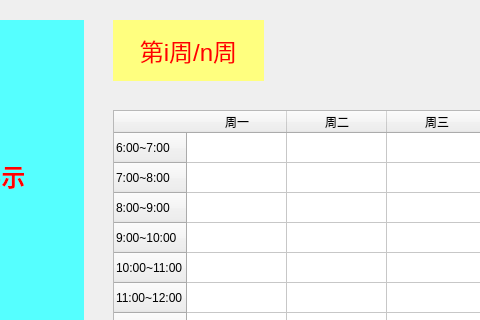
This is src/DataStructure_course_design.ui in tangdouer1005/DataStructure_course_design as Qt 5 draws it before an edit; both pictures show x 197 to 677 and y 0 to 320 of the 1107 by 637 pixel window. The edited form follows.
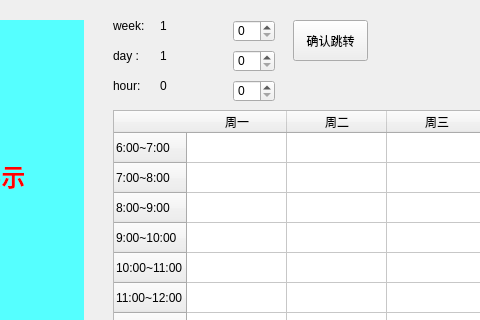
This is the edited form.

Commit message: 增加了时间模块, 并可以通过主界面修改时间

Patch:
```diff
--- a/src/DataStructure_course_design.ui
+++ b/src/DataStructure_course_design.ui
@@ -187,22 +187,6 @@
      </property>
     </item>
    </widget>
-   <widget class="QLabel" name="label_week">
-    <property name="geometry">
-     <rect>
-      <x>310</x>
-      <y>20</y>
-      <width>151</width>
-      <height>61</height>
-     </rect>
-    </property>
-    <property name="styleSheet">
-     <string notr="true">background-color: rgb(255, 255, 127);</string>
-    </property>
-    <property name="text">
-     <string>&lt;html&gt;&lt;head/&gt;&lt;body&gt;&lt;p align=&quot;center&quot;&gt;&lt;span style=&quot; font-size:18pt; color:#ff0000;&quot;&gt;第i周/n周&lt;/span&gt;&lt;/p&gt;&lt;/body&gt;&lt;/html&gt;</string>
-    </property>
-   </widget>
    <widget class="QPushButton" name="button_add">
     <property name="geometry">
      <rect>
@@ -229,6 +213,127 @@
      <string>查找</string>
     </property>
    </widget>
+   <widget class="QLabel" name="day_label">
+    <property name="geometry">
+     <rect>
+      <x>357</x>
+      <y>40</y>
+      <width>81</width>
+      <height>31</height>
+     </rect>
+    </property>
+    <property name="text">
+     <string>1</string>
+    </property>
+   </widget>
+   <widget class="QLabel" name="label_4">
+    <property name="geometry">
+     <rect>
+      <x>310</x>
+      <y>40</y>
+      <width>41</width>
+      <height>31</height>
+     </rect>
+    </property>
+    <property name="text">
+     <string>day :</string>
+    </property>
+   </widget>
+   <widget class="QLabel" name="week_label">
+    <property name="geometry">
+     <rect>
+      <x>357</x>
+      <y>10</y>
+      <width>81</width>
+      <height>31</height>
+     </rect>
+    </property>
+    <property name="text">
+     <string>1</string>
+    </property>
+   </widget>
+   <widget class="QLabel" name="label_5">
+    <property name="geometry">
+     <rect>
+      <x>310</x>
+      <y>10</y>
+      <width>41</width>
+      <height>31</height>
+     </rect>
+    </property>
+    <property name="text">
+     <string>week:</string>
+    </property>
+   </widget>
+   <widget class="QLabel" name="time_label">
+    <property name="geometry">
+     <rect>
+      <x>357</x>
+      <y>70</y>
+      <width>81</width>
+      <height>31</height>
+     </rect>
+    </property>
+    <property name="text">
+     <string>0</string>
+    </property>
+   </widget>
+   <widget class="QLabel" name="label_6">
+    <property name="geometry">
+     <rect>
+      <x>310</x>
+      <y>70</y>
+      <width>41</width>
+      <height>31</height>
+     </rect>
+    </property>
+    <property name="text">
+     <string>hour:</string>
+    </property>
+   </widget>
+   <widget class="QSpinBox" name="week_spinbox">
+    <property name="geometry">
+     <rect>
+      <x>430</x>
+      <y>20</y>
+      <width>42</width>
+      <height>22</height>
+     </rect>
+    </property>
+   </widget>
+   <widget class="QSpinBox" name="day_spinbox">
+    <property name="geometry">
+     <rect>
+      <x>430</x>
+      <y>50</y>
+      <width>42</width>
+      <height>22</height>
+     </rect>
+    </property>
+   </widget>
+   <widget class="QSpinBox" name="time_spinbox">
+    <property name="geometry">
+     <rect>
+      <x>430</x>
+      <y>80</y>
+      <width>42</width>
+      <height>22</height>
+     </rect>
+    </property>
+   </widget>
+   <widget class="QPushButton" name="button_edit_time">
+    <property name="geometry">
+     <rect>
+      <x>490</x>
+      <y>20</y>
+      <width>75</width>
+      <height>41</height>
+     </rect>
+    </property>
+    <property name="text">
+     <string>确认跳转</string>
+    </property>
+   </widget>
    <zorder>label_personalinformation</zorder>
    <zorder>my_schedule_table</zorder>
    <zorder>label_week</zorder>
```
Left out of the diff: 11 changed lines with no effect on the pictures. The commit also changes 2 other files.
